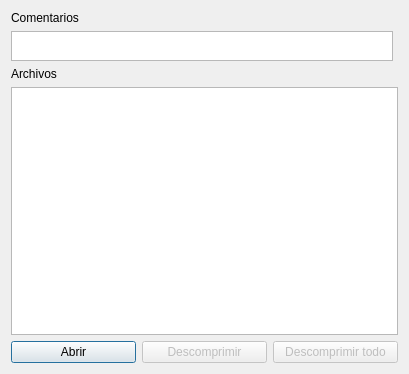
Before: the Qt Designer form menri-sub/guizip.ui in oscarHH/menri-sub, drawn with Qt 5.
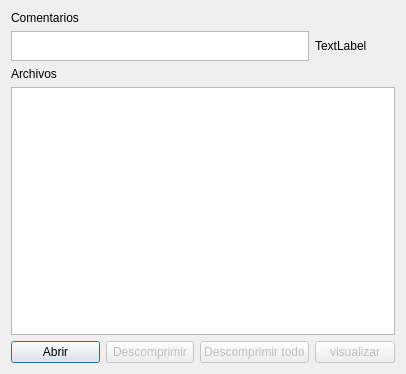
After: the same form once the commit is applied. Icons and pictures are not drawn.

```diff
--- a/menri-sub/guizip.ui
+++ b/menri-sub/guizip.ui
@@ -9,7 +9,7 @@
    <rect>
     <x>0</x>
     <y>0</y>
-    <width>409</width>
+    <width>406</width>
     <height>374</height>
    </rect>
   </property>
@@ -87,13 +87,36 @@
      </property>
     </widget>
    </item>
-   <item row="3" column="0" colspan="3">
+   <item row="4" column="3">
+    <widget class="QPushButton" name="btnvisualizar">
+     <property name="enabled">
+      <bool>false</bool>
+     </property>
+     <property name="text">
+      <string>visualizar</string>
+     </property>
+    </widget>
+   </item>
+   <item row="3" column="0" colspan="4">
     <widget class="QListWidget" name="jlArchivos">
      <property name="enabled">
       <bool>true</bool>
      </property>
     </widget>
    </item>
+   <item row="1" column="3">
+    <widget class="QLabel" name="lblimagen">
+     <property name="maximumSize">
+      <size>
+       <width>100</width>
+       <height>50</height>
+      </size>
+     </property>
+     <property name="text">
+      <string>TextLabel</string>
+     </property>
+    </widget>
+   </item>
   </layout>
  </widget>
  <resources>
```
Left out of the diff: 16 changed lines with no effect on the pictures.
